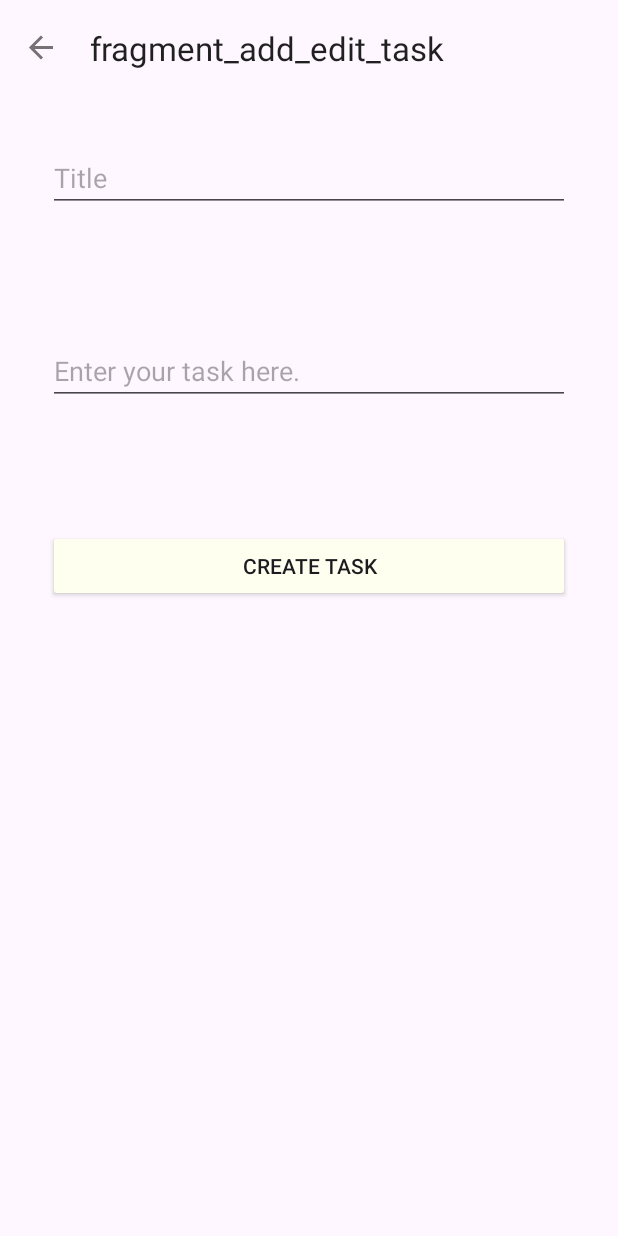
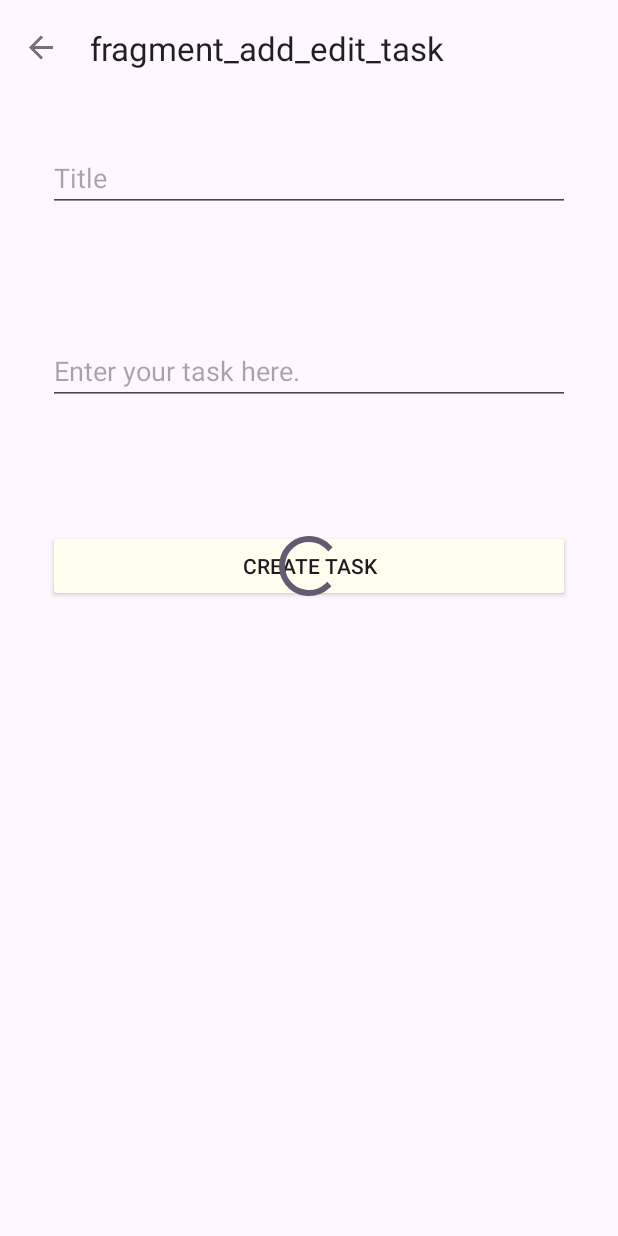
Before and after one commit to rafiul9040devapp/what_can_i_do, an Android app: the AddEditTaskFragment screen opened through its navigation route, on a phone screen of 412 x 824 dp. Run offline under Robolectric (Android 15) with nearby library versions, the phone set to English and light mode, and no system bars; our stand-ins replace data binding, navigation-ui; 3 statements that could not run were skipped.

Commit message:
work on the progressbar indicator is done properly

```diff
--- a/app/src/main/java/com/rafiul/whatcanido/ui/add_edit_task/AddEditTaskViewModel.kt
+++ b/app/src/main/java/com/rafiul/whatcanido/ui/add_edit_task/AddEditTaskViewModel.kt
@@ -10,6 +10,7 @@ import com.rafiul.whatcanido.R
 import com.rafiul.whatcanido.data.source.DefaultTaskRepository
 import com.rafiul.whatcanido.data.source.Task
 import com.rafiul.whatcanido.utils.toTrimString
+import kotlinx.coroutines.delay
 import kotlinx.coroutines.launch
 
 class AddEditTaskViewModel(application: Application) : AndroidViewModel(application) {
@@ -21,6 +22,7 @@ class AddEditTaskViewModel(application: Application) : AndroidViewModel(applicat
     companion object {
         private const val REQUIRED_TITLE_LENGTH = 6
         private const val NO_TASK_ID = 0
+        private const val OPERATION_EXECUTION_TIME = 2000L
     }
 
     private val _snackBarMessage = MutableLiveData<Int>()
@@ -31,6 +33,10 @@ class AddEditTaskViewModel(application: Application) : AndroidViewModel(applicat
 
     private val _btnName = MutableLiveData<String>()
     val btnName: LiveData<String> get() = _btnName
+
+    private val _isSaving = MutableLiveData<Boolean>()
+    val isSaving: LiveData<Boolean> get() = _isSaving
+
 
     private var currentTaskId = NO_TASK_ID
 
@@ -57,12 +63,19 @@ class AddEditTaskViewModel(application: Application) : AndroidViewModel(applicat
         val currentDescription = description.value
 
         if (isValidTask(currentTitle, currentDescription)) {
+            _isSaving.postValue(true)
             val task = Task(
                 id = currentTaskId,
                 title = currentTitle.toTrimString(),
                 description = currentDescription.toTrimString()
             )
-            createOrUpdateTask(task)
+
+            viewModelScope.launch {
+                createOrUpdateTask(task)
+                delay(OPERATION_EXECUTION_TIME)
+                _isSaving.postValue(false)
+                _taskOperationCompleted.postValue(Event(Unit))
+            }
         }
     }
 
@@ -72,7 +85,6 @@ class AddEditTaskViewModel(application: Application) : AndroidViewModel(applicat
         } else {
             updateTask(task)
         }
-        _taskOperationCompleted.postValue(Event(Unit))
     }
 
     private fun isValidTask(currentTitle: String?, currentDescription: String?): Boolean {
--- a/app/src/main/res/layout/fragment_add_edit_task.xml
+++ b/app/src/main/res/layout/fragment_add_edit_task.xml
@@ -1,5 +1,6 @@
 <?xml version="1.0" encoding="utf-8"?>
 <layout xmlns:android="http://schemas.android.com/apk/res/android"
+    xmlns:app="http://schemas.android.com/apk/res-auto"
     xmlns:tools="http://schemas.android.com/tools"
     tools:context=".ui.add_edit_task.AddEditTaskFragment">
 
@@ -52,8 +53,15 @@
             android:layout_margin="@dimen/activity_horizontal_margin"
             android:visibility="invisible" />
 
+        <androidx.constraintlayout.widget.ConstraintLayout
+            android:id="@+id/button_holder"
+            android:layout_width="match_parent"
+            android:layout_height="wrap_content">
+
             <androidx.appcompat.widget.AppCompatButton
                 android:id="@+id/save_task_btn"
+                buttonText="@{viewmodel.btnName}"
+                isSaving="@{viewmodel.isSaving}"
                 android:layout_width="match_parent"
                 android:layout_height="wrap_content"
                 android:layout_margin="@dimen/activity_horizontal_margin"
@@ -61,7 +69,24 @@
                 android:clickable="true"
                 android:focusable="true"
                 android:onClick="@{()-> viewmodel.saveTask()}"
-            android:text="@{viewmodel.btnName}" />
+                android:text="@{viewmodel.btnName}"
+                app:layout_constraintBottom_toBottomOf="@id/button_holder"
+                app:layout_constraintEnd_toEndOf="@id/button_holder"
+                app:layout_constraintStart_toStartOf="@id/button_holder"
+                app:layout_constraintTop_toTopOf="@id/button_holder" />
+
+            <ProgressBar
+                android:id="@+id/progressBar"
+                android:layout_width="wrap_content"
+                android:layout_height="wrap_content"
+                android:elevation="2dp"
+                app:isVisible="@{viewmodel.isSaving}"
+                app:layout_constraintBottom_toBottomOf="@id/button_holder"
+                app:layout_constraintEnd_toEndOf="@id/button_holder"
+                app:layout_constraintStart_toStartOf="@id/button_holder"
+                app:layout_constraintTop_toTopOf="@id/button_holder" />
+
+        </androidx.constraintlayout.widget.ConstraintLayout>
 
     </LinearLayout>
 </layout>
```
Also changed, not shown: app/src/main/java/com/rafiul/whatcanido/utils/ViewExtension.kt (+12 -0 lines). Lines whose indentation alone changed are shown as unchanged.
